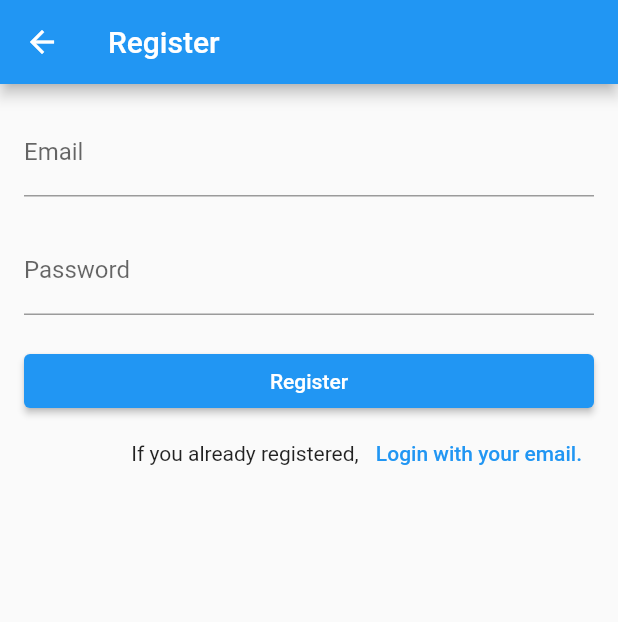
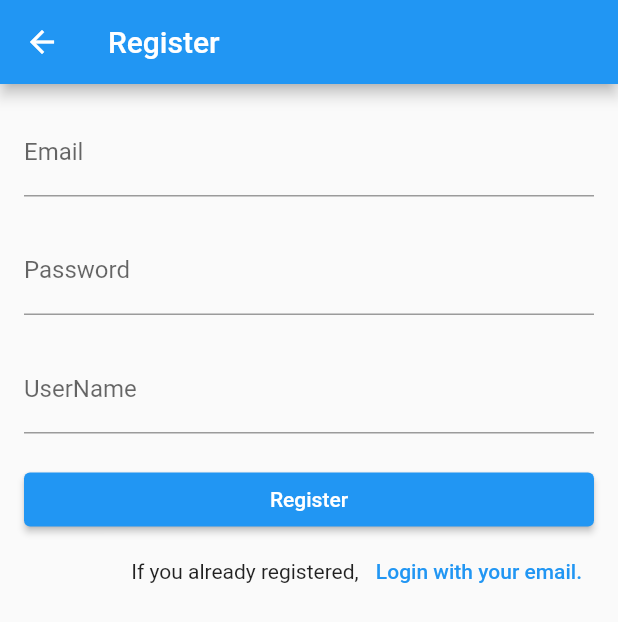
Before and after one commit to gaeun23/flutter-practice, a Flutter app: the RegisterPage screen opened directly, after a tap on "Register", on a phone screen of 412 x 824 dp. Shown: the top 622 px of the screen. Run offline on Flutter 3.47's test engine with Material 2 defaults, Android fonts, the phone set to English and light mode, and no system bars; our stand-ins replace cloud_firestore, firebase_auth, firebase_core, modal_progress_hud_nsn; accounts and stored records are empty; network calls fail.

```diff
--- a/lib/RegisterPage.dart
+++ b/lib/RegisterPage.dart
@@ -1,6 +1,7 @@
 import 'package:flutter/material.dart';
 import 'package:firebase_auth/firebase_auth.dart';
 import 'package:flutter_firebase_login/SuccessRegisterPage.dart';
+import 'package:cloud_firestore/cloud_firestore.dart';
 
 class RegisterPage extends StatelessWidget {
   const RegisterPage({Key? key}) : super(key: key);
@@ -28,6 +29,7 @@ class _RegisterFormState extends State<RegisterForm> {
   final _formKey = GlobalKey<FormState>();
   String email = '';
   String password = '';
+  String userName = '';
 
   @override
   Widget build(BuildContext context) {
@@ -56,12 +58,29 @@ class _RegisterFormState extends State<RegisterForm> {
             const SizedBox(
               height: 20,
             ),
+            TextFormField(
+              decoration: const InputDecoration(labelText: 'UserName'),
+              onChanged: (value) {
+                userName = value;
+              },
+            ),
+            const SizedBox(
+              height: 20,
+            ),
             ElevatedButton(
               onPressed: () async {
                 try {
                   final newUser =
                       await _authentication.createUserWithEmailAndPassword(
                           email: email, password: password);
+                  await FirebaseFirestore.instance
+                      .collection('user')
+                      .doc(newUser.user!.uid)
+                      .set({
+                    'userName': userName,
+                    'email': email,
+                  });
+
                   if (newUser.user != null) {
                     _formKey.currentState!.reset();
                     if (!mounted) return;
--- a/pubspec.yaml
+++ b/pubspec.yaml
@@ -39,6 +39,7 @@ dependencies:
   firebase_core: ^2.0.1
   firebase_auth: ^4.1.1
   modal_progress_hud_nsn: ^0.3.0
+  cloud_firestore: ^4.0.5
 
 dev_dependencies:
   flutter_test:
```
Also changed, not shown: lib/ChatPage.dart (+54 -13 lines), pubspec.lock, 1 other file.
